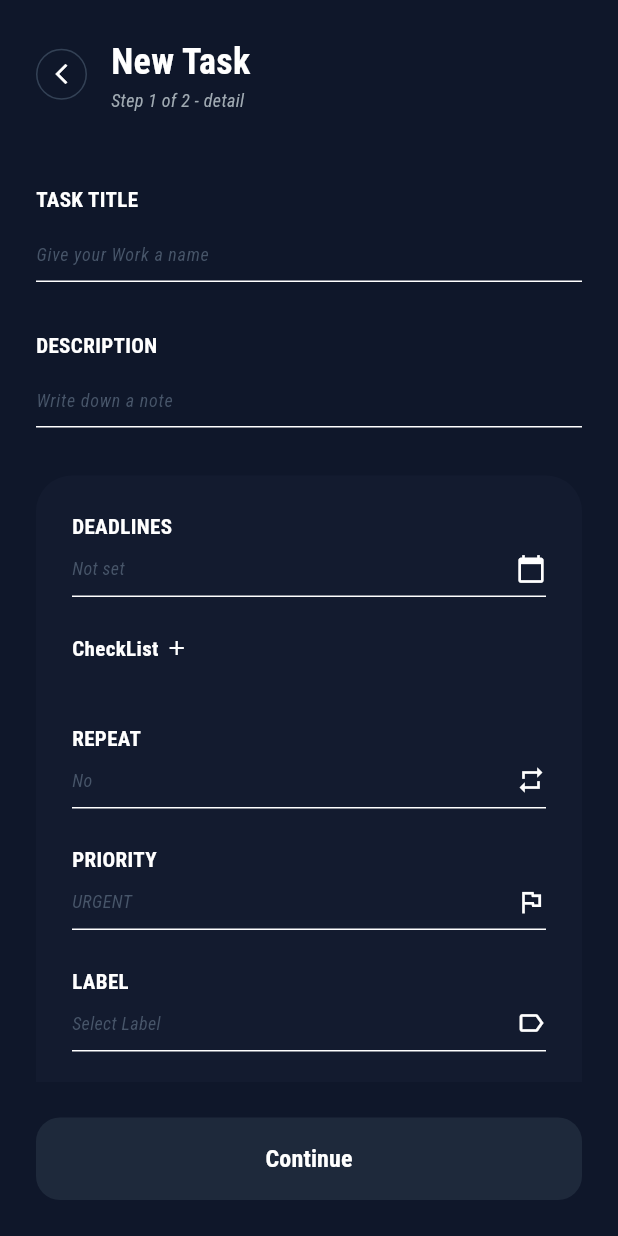
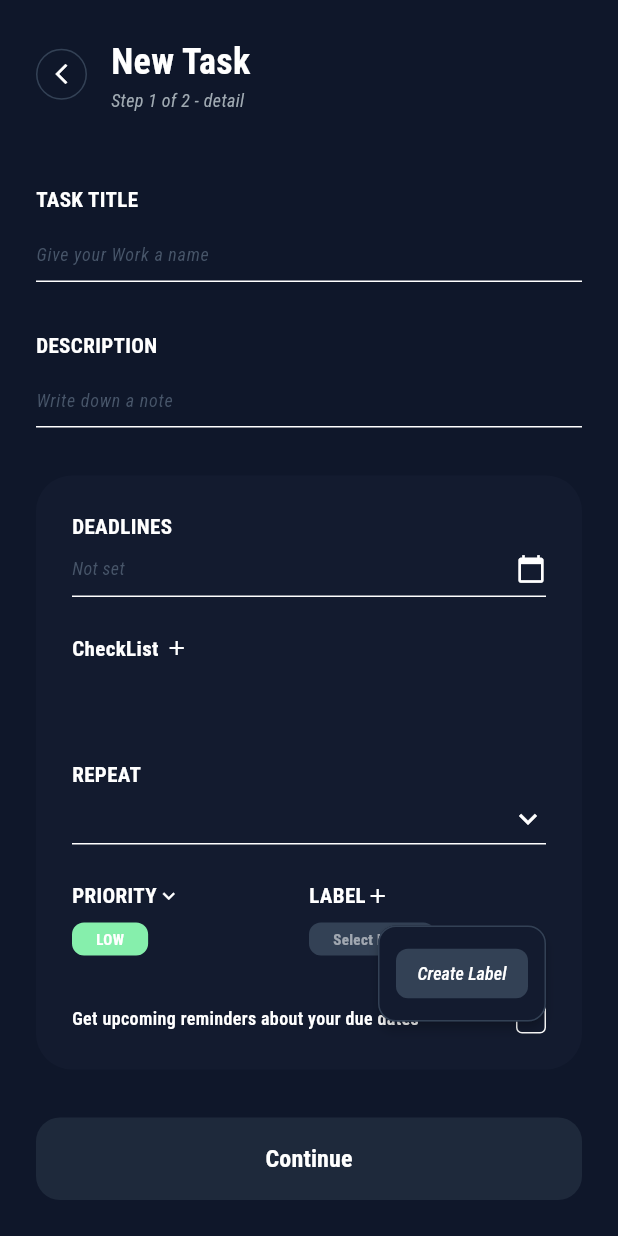
Before and after one commit to KanekaVong/MoveM, a Flutter app: the CreateTaskScreen screen opened directly, after a tap on "LABEL", on a phone screen of 412 x 824 dp. Run offline on Flutter 3.47's test engine with Material 3 defaults, Android fonts, the phone set to English and light mode, and no system bars; our stand-ins replace cached_network_image, curved_navigation_bar, dio, fl_chart, flutter_secure_storage, geolocator and 7 more; missing offline and left inert: encrypt; accounts and stored records are empty; generated files the repository leaves out were written again; network calls fail.

Commit message:
feat(task): update ui to match custom dropdown design for priority, repeat, and labels

```diff
--- a/lib/features/task/presentation/controllers/create_task_controller.dart
+++ b/lib/features/task/presentation/controllers/create_task_controller.dart
@@ -21,8 +21,9 @@ class CreateTaskController extends BaseController {
   final RxList<TextEditingController> checklistControllers = <TextEditingController>[].obs;
 
   // New fields
-  final RxString priority = 'URGENT'.obs;
+  final RxString priority = 'LOW'.obs;
   final RxBool isRecurring = false.obs;
+  final Rx<String?> repeatFrequency = Rx<String?>(null);
   final RxBool remindersEnabled = false.obs;
 
   final RxList<LabelResponse> availableLabels = <LabelResponse>[].obs;
@@ -51,10 +52,6 @@ class CreateTaskController extends BaseController {
     } else if (result is ApiError) {
       debugPrint('Failed to load labels: ${(result as ApiError).exception.message}');
     }
-  }
-
-  void toggleRecurring() {
-    isRecurring.value = !isRecurring.value;
   }
 
   void toggleReminders() {
@@ -89,14 +86,18 @@ class CreateTaskController extends BaseController {
       ];
     }
 
+    // Determine isRecurring based on repeatFrequency
+    final bool recurring = repeatFrequency.value != null;
+
     final request = CreateTaskRequest(
       activityName: activityName,
       description: description,
+      startActivity: deadlineStr, // Set start to same as deadline to avoid 400
       deadline: deadlineStr,
       checklists: checklists,
       priority: priority.value,
-      isRecurring: isRecurring.value,
-      labelIds: selectedLabel.value != null ? [selectedLabel.value!.id] : null,
+      isRecurring: recurring,
+      labelIds: selectedLabel.value != null ? [selectedLabel.value!.id] : [],
       reminders: remindersArray,
     );
 
--- a/lib/features/task/presentation/screens/create_task_screen.dart
+++ b/lib/features/task/presentation/screens/create_task_screen.dart
@@ -160,31 +160,19 @@ class CreateTaskScreen extends GetView<CreateTaskController> {
             }).toList(),
           )),
           const SizedBox(height: 24),
-          GestureDetector(
-            onTap: () => controller.toggleRecurring(),
-            child: Obx(() => _buildPropertyRow(
-              'REPEAT',
-              controller.isRecurring.value ? 'Yes' : 'No',
-              Icons.repeat,
-            )),
+          const SizedBox(height: 24),
+          _buildRepeatDropdown(),
+          const SizedBox(height: 24),
+          Row(
+            crossAxisAlignment: CrossAxisAlignment.start,
+            children: [
+              Expanded(
+                child: _buildPriorityDropdown(),
               ),
-          const SizedBox(height: 24),
-          GestureDetector(
-            onTap: () => _showPriorityPicker(),
-            child: Obx(() => _buildPropertyRow(
-              'PRIORITY',
-              controller.priority.value,
-              Icons.flag_outlined,
-            )),
+              Expanded(
+                child: _buildLabelDropdown(),
               ),
-          const SizedBox(height: 24),
-          GestureDetector(
-            onTap: () => _showLabelPicker(),
-            child: Obx(() => _buildPropertyRow(
-              'LABEL',
-              controller.selectedLabel.value?.name ?? 'Select Label',
-              Icons.label_outline,
-            )),
+            ],
           ),
           const SizedBox(height: 32),
           GestureDetector(
@@ -211,70 +199,204 @@ class CreateTaskScreen extends GetView<CreateTaskController> {
     );
   }
 
-  void _showPriorityPicker() {
-    Get.bottomSheet(
-      Container(
-        padding: const EdgeInsets.all(24),
-        decoration: const BoxDecoration(
-          color: Color(0xFF131B2F),
-          borderRadius: BorderRadius.vertical(top: Radius.circular(24)),
+  Widget _buildRepeatDropdown() {
+    return PopupMenuButton<String>(
+      onSelected: (value) => controller.repeatFrequency.value = value,
+      offset: const Offset(0, 40),
+      color: const Color(0xFF131B2F),
+      shape: RoundedRectangleBorder(
+        borderRadius: BorderRadius.circular(12),
+        side: const BorderSide(color: Color(0xFF334155)),
       ),
+      itemBuilder: (context) => ['Daily', 'Weekly', 'Monthly', 'Yearly']
+          .map((choice) => PopupMenuItem<String>(
+                value: choice,
                 child: Column(
-          mainAxisSize: MainAxisSize.min,
                   crossAxisAlignment: CrossAxisAlignment.start,
                   children: [
-            const Text('Select Priority', style: TextStyle(color: Colors.white, fontSize: 18, fontWeight: FontWeight.bold)),
-            const SizedBox(height: 16),
-            ...['URGENT', 'HIGH', 'NORMAL', 'LOW'].map((p) => ListTile(
-              title: Text(p, style: const TextStyle(color: Colors.white)),
-              onTap: () {
-                controller.priority.value = p;
-                Get.back();
+                    Text(choice, style: const TextStyle(color: Colors.white, fontSize: 14)),
+                    const SizedBox(height: 8),
+                    Container(height: 1, color: const Color(0xFF334155)),
+                  ],
+                ),
+              ))
+          .toList(),
+      child: Column(
+        crossAxisAlignment: CrossAxisAlignment.start,
+        children: [
+          const Text('REPEAT', style: TextStyle(color: Colors.white, fontSize: 14, fontWeight: FontWeight.bold)),
+          const SizedBox(height: 8),
+          Row(
+            mainAxisAlignment: MainAxisAlignment.spaceBetween,
+            children: [
+              Obx(() => Text(
+                controller.repeatFrequency.value ?? '',
+                style: const TextStyle(color: Color(0xFF475569), fontSize: 14, fontStyle: FontStyle.italic)
+              )),
+              const Icon(Icons.keyboard_arrow_down, color: Colors.white, size: 24),
+            ],
+          ),
+          const SizedBox(height: 4),
+          Container(height: 1, color: Colors.white),
+        ],
+      ),
+    );
+  }
+
+  Widget _buildPriorityDropdown() {
+    return PopupMenuButton<String>(
+      onSelected: (value) => controller.priority.value = value,
+      offset: const Offset(0, 30),
+      color: const Color(0xFF131B2F),
+      shape: RoundedRectangleBorder(
+        borderRadius: BorderRadius.circular(12),
+        side: const BorderSide(color: Color(0xFF334155)),
+      ),
+      itemBuilder: (context) => ['URGENT', 'HIGH', 'NORMAL', 'LOW']
+          .map((choice) => PopupMenuItem<String>(
+                value: choice,
+                child: Text(choice, style: const TextStyle(color: Colors.white)),
+              ))
+          .toList(),
+      child: Column(
+        crossAxisAlignment: CrossAxisAlignment.start,
+        children: [
+          Row(
+            children: const [
+              Text('PRIORITY', style: TextStyle(color: Colors.white, fontSize: 14, fontWeight: FontWeight.bold)),
+              Icon(Icons.keyboard_arrow_down, color: Colors.white, size: 16),
+            ],
+          ),
+          const SizedBox(height: 8),
+          Obx(() {
+            Color pillColor = Colors.grey;
+            if (controller.priority.value == 'LOW') pillColor = const Color(0xFF86EFAC);
+            if (controller.priority.value == 'NORMAL') pillColor = const Color(0xFFFDE047);
+            if (controller.priority.value == 'HIGH') pillColor = const Color(0xFFFCA5A5);
+            if (controller.priority.value == 'URGENT') pillColor = const Color(0xFFEF4444);
+
+            return Container(
+              padding: const EdgeInsets.symmetric(horizontal: 16, vertical: 4),
+              decoration: BoxDecoration(
+                color: pillColor,
+                borderRadius: BorderRadius.circular(8),
+              ),
+              child: Text(
+                controller.priority.value,
+                style: const TextStyle(color: Colors.white, fontSize: 10, fontWeight: FontWeight.bold),
+              ),
+            );
+          }),
+        ],
+      ),
+    );
+  }
+
+  Widget _buildLabelDropdown() {
+    return PopupMenuButton<dynamic>(
+      onSelected: (value) {
+        if (value != 'CREATE') {
+          controller.selectedLabel.value = value;
+        } else {
+          // Handle create label logic if necessary, or just ignore for now
+        }
       },
-            )),
+      offset: const Offset(0, 30),
+      color: const Color(0xFF131B2F),
+      shape: RoundedRectangleBorder(
+        borderRadius: BorderRadius.circular(12),
+        side: const BorderSide(color: Color(0xFF334155)),
+      ),
+      itemBuilder: (context) {
+        List<PopupMenuEntry<dynamic>> items = controller.availableLabels.map((l) {
+          final color = Color(int.parse(l.color.replaceFirst('#', '0xFF')));
+          return PopupMenuItem<dynamic>(
+            value: l,
+            child: Container(
+              padding: const EdgeInsets.symmetric(horizontal: 12, vertical: 8),
+              decoration: BoxDecoration(
+                color: color.withOpacity(0.8),
+                borderRadius: BorderRadius.circular(8),
+              ),
+              child: Row(
+                mainAxisAlignment: MainAxisAlignment.spaceBetween,
+                children: [
+                  Text(l.name, style: const TextStyle(color: Colors.white, fontSize: 12)),
+                  Container(
+                    width: 16,
+                    height: 16,
+                    decoration: BoxDecoration(
+                      color: color,
+                      borderRadius: BorderRadius.circular(4),
+                    ),
+                  ),
                 ],
               ),
             ),
           );
+        }).toList();
+
+        // Add create button at bottom
+        items.add(
+          PopupMenuItem<dynamic>(
+            value: 'CREATE',
+            child: Container(
+              width: double.infinity,
+              padding: const EdgeInsets.symmetric(horizontal: 12, vertical: 8),
+              decoration: BoxDecoration(
+                color: const Color(0xFF334155),
+                borderRadius: BorderRadius.circular(8),
+              ),
+              child: const Center(
+                child: Text('Create Label', style: TextStyle(color: Colors.white, fontSize: 12, fontStyle: FontStyle.italic)),
+              ),
+            ),
+          ),
+        );
+
+        return items;
+      },
+      child: Column(
+        crossAxisAlignment: CrossAxisAlignment.start,
+        children: [
+          Row(
+            children: const [
+              Text('LABEL', style: TextStyle(color: Colors.white, fontSize: 14, fontWeight: FontWeight.bold)),
+              Icon(Icons.add, color: Colors.white, size: 16),
+            ],
+          ),
+          const SizedBox(height: 8),
+          Obx(() {
+            if (controller.selectedLabel.value == null) {
+              return Container(
+                padding: const EdgeInsets.symmetric(horizontal: 16, vertical: 4),
+                decoration: BoxDecoration(
+                  color: const Color(0xFF334155),
+                  borderRadius: BorderRadius.circular(8),
+                ),
+                child: const Text(
+                  'Select Label',
+                  style: TextStyle(color: Colors.white54, fontSize: 10, fontWeight: FontWeight.bold),
+                ),
+              );
             }
 
-  void _showLabelPicker() {
-    Get.bottomSheet(
-      Container(
-        padding: const EdgeInsets.all(24),
-        decoration: const BoxDecoration(
-          color: Color(0xFF131B2F),
-          borderRadius: BorderRadius.vertical(top: Radius.circular(24)),
+            final l = controller.selectedLabel.value!;
+            final color = Color(int.parse(l.color.replaceFirst('#', '0xFF')));
+
+            return Container(
+              padding: const EdgeInsets.symmetric(horizontal: 12, vertical: 4),
+              decoration: BoxDecoration(
+                color: color.withOpacity(0.8),
+                borderRadius: BorderRadius.circular(8),
               ),
-        child: Column(
-          mainAxisSize: MainAxisSize.min,
-          crossAxisAlignment: CrossAxisAlignment.start,
-          children: [
-            const Text('Select Label', style: TextStyle(color: Colors.white, fontSize: 18, fontWeight: FontWeight.bold)),
-            const SizedBox(height: 16),
-            Obx(() {
-              if (controller.availableLabels.isEmpty) {
-                return const Padding(
-                  padding: EdgeInsets.all(16.0),
-                  child: Text('No labels found.', style: TextStyle(color: Colors.white54)),
-                );
-              }
-              return Column(
-                children: controller.availableLabels.map((l) => ListTile(
-                  leading: CircleAvatar(
-                    backgroundColor: Color(int.parse(l.color.replaceFirst('#', '0xFF'))),
-                    radius: 12,
+              child: Text(
+                l.name,
+                style: const TextStyle(color: Colors.white, fontSize: 10, fontWeight: FontWeight.bold),
               ),
-                  title: Text(l.name, style: const TextStyle(color: Colors.white)),
-                  onTap: () {
-                    controller.selectedLabel.value = l;
-                    Get.back();
-                  },
-                )).toList(),
             );
           }),
         ],
-        ),
       ),
     );
   }
```
Lines whose indentation alone changed are shown as unchanged.
